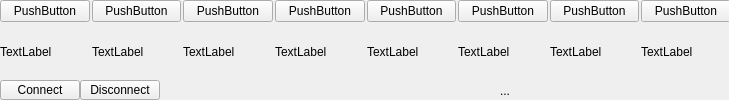
First picture: the form in mainwindow.ui, repository Staszyslaw/otrsp, before the edit.
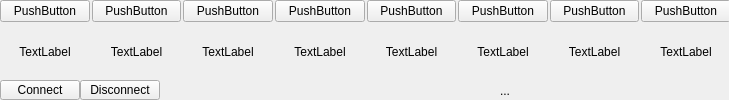
Second picture: the form after the edit.

Commit message: /dev/ in config, center labels

What changed in the file:
```diff
--- a/mainwindow.ui
+++ b/mainwindow.ui
@@ -37,12 +37,18 @@
       </item>
       <item>
        <widget class="QLabel" name="label_1">
+        <property name="layoutDirection">
+         <enum>Qt::LeftToRight</enum>
+        </property>
         <property name="text">
          <string>TextLabel</string>
         </property>
         <property name="textFormat">
          <enum>Qt::PlainText</enum>
         </property>
+        <property name="alignment">
+         <set>Qt::AlignCenter</set>
+        </property>
         <property name="wordWrap">
          <bool>true</bool>
         </property>
@@ -64,6 +70,9 @@
         <property name="text">
          <string>TextLabel</string>
         </property>
+        <property name="alignment">
+         <set>Qt::AlignCenter</set>
+        </property>
        </widget>
       </item>
      </layout>
@@ -82,6 +91,9 @@
         <property name="text">
          <string>TextLabel</string>
         </property>
+        <property name="alignment">
+         <set>Qt::AlignCenter</set>
+        </property>
        </widget>
       </item>
      </layout>
@@ -100,6 +112,9 @@
         <property name="text">
          <string>TextLabel</string>
         </property>
+        <property name="alignment">
+         <set>Qt::AlignCenter</set>
+        </property>
        </widget>
       </item>
      </layout>
@@ -118,6 +133,9 @@
         <property name="text">
          <string>TextLabel</string>
         </property>
+        <property name="alignment">
+         <set>Qt::AlignCenter</set>
+        </property>
        </widget>
       </item>
      </layout>
@@ -136,6 +154,9 @@
         <property name="text">
          <string>TextLabel</string>
         </property>
+        <property name="alignment">
+         <set>Qt::AlignCenter</set>
+        </property>
        </widget>
       </item>
      </layout>
@@ -154,6 +175,9 @@
         <property name="text">
          <string>TextLabel</string>
         </property>
+        <property name="alignment">
+         <set>Qt::AlignCenter</set>
+        </property>
        </widget>
       </item>
      </layout>
@@ -172,6 +196,9 @@
         <property name="text">
          <string>TextLabel</string>
         </property>
+        <property name="alignment">
+         <set>Qt::AlignCenter</set>
+        </property>
        </widget>
       </item>
      </layout>
```
The commit also changes 3 other files.
